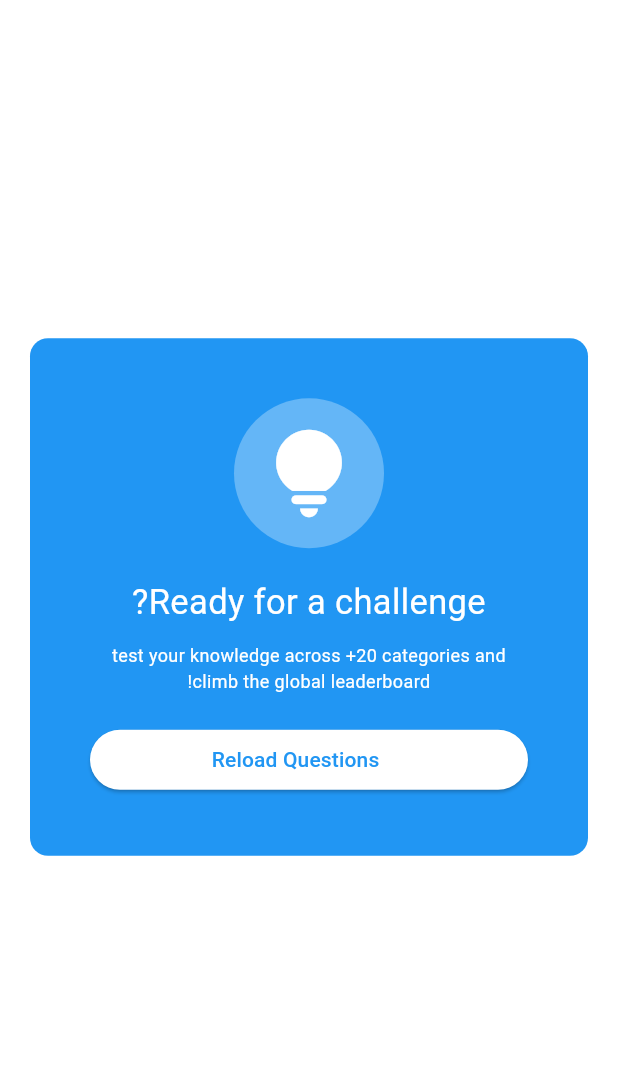
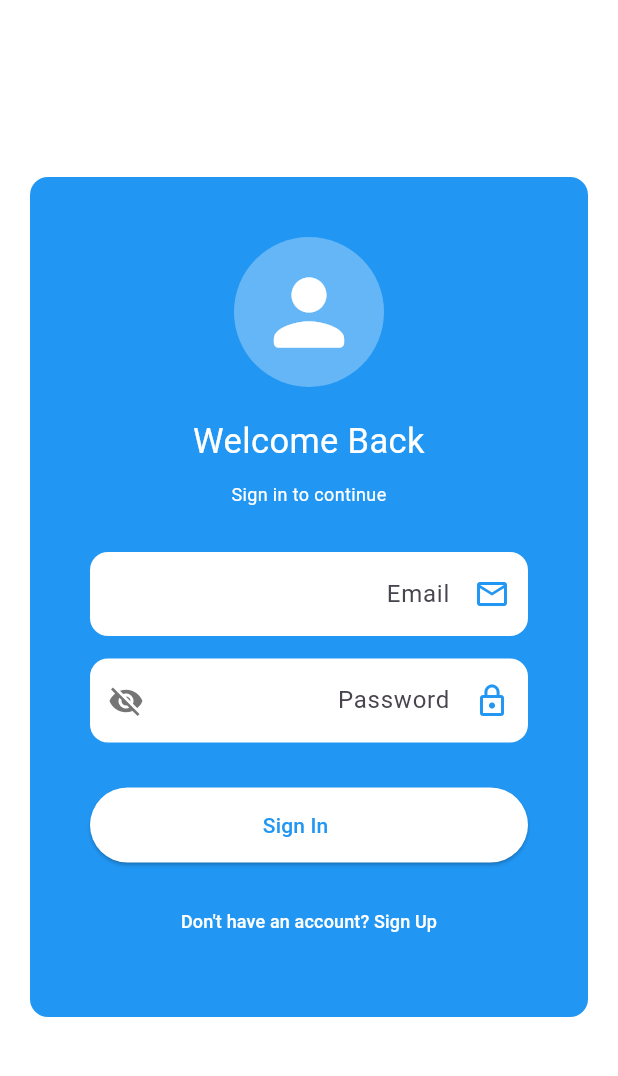
Before and after one commit to Adlywagdy/quiz_app, a Flutter app: the screen it shows after launch, on a phone screen of 412 x 824 dp, the part 63-1139 px from its top. Run offline on Flutter 3.47's test engine with Material 3 defaults, Android fonts, the phone set to English and light mode, and no system bars; our stand-ins replace cloud_firestore, firebase_auth, firebase_core, flutter_bloc; accounts and stored records are empty.

Commit message:
feat: implement authentication feature with login and signup functionality

```diff
--- /dev/null
+++ b/lib/features/auth_feature/cubit/login_cubit.dart
@@ -0,0 +1,54 @@
+import 'package:firebase_auth/firebase_auth.dart';
+import 'package:flutter_bloc/flutter_bloc.dart';
+import 'login_states.dart';
+
+class LoginCubit extends Cubit<LoginStates> {
+  final FirebaseAuth _auth = FirebaseAuth.instance;
+
+  LoginCubit() : super(LoginInitialState());
+
+  Future<void> login(String email, String password) async {
+    emit(LoginLoadingState());
+    try {
+      final credential = await _auth.signInWithEmailAndPassword(
+        email: email,
+        password: password,
+      );
+      emit(LoginSuccessState(credential.user!.uid));
+    } on FirebaseAuthException catch (e) {
+      emit(LoginFailureState(_getErrorMessage(e.code)));
+    }
+  }
+
+  Future<void> signup(String email, String password) async {
+    emit(SignupLoadingState());
+    try {
+      final credential = await _auth.createUserWithEmailAndPassword(
+        email: email,
+        password: password,
+      );
+      emit(SignupSuccessState(credential.user!.uid));
+    } on FirebaseAuthException catch (e) {
+      emit(SignupFailureState(_getErrorMessage(e.code)));
+    }
+  }
+
+  String _getErrorMessage(String code) {
+    switch (code) {
+      case 'user-not-found':
+        return 'No user found with this email';
+      case 'wrong-password':
+        return 'Wrong password';
+      case 'email-already-in-use':
+        return 'This email is already registered';
+      case 'invalid-email':
+        return 'Invalid email address';
+      case 'weak-password':
+        return 'Password should be at least 6 characters';
+      case 'user-disabled':
+        return 'This user has been disabled';
+      default:
+        return 'An error occurred. Please try again';
+    }
+  }
+}
--- /dev/null
+++ b/lib/features/auth_feature/cubit/login_states.dart
@@ -0,0 +1,27 @@
+abstract class LoginStates {}
+
+class LoginInitialState extends LoginStates {}
+
+class LoginLoadingState extends LoginStates {}
+
+class LoginSuccessState extends LoginStates {
+  final String uid;
+  LoginSuccessState(this.uid);
+}
+
+class LoginFailureState extends LoginStates {
+  final String errorMessage;
+  LoginFailureState(this.errorMessage);
+}
+
+class SignupLoadingState extends LoginStates {}
+
+class SignupSuccessState extends LoginStates {
+  final String uid;
+  SignupSuccessState(this.uid);
+}
+
+class SignupFailureState extends LoginStates {
+  final String errorMessage;
+  SignupFailureState(this.errorMessage);
+}
--- /dev/null
+++ b/lib/features/auth_feature/screens/login_screen.dart
@@ -0,0 +1,217 @@
+import 'package:flutter/material.dart';
+import 'package:flutter_bloc/flutter_bloc.dart';
+import 'package:quiz_app/core/consts.dart';
+import 'package:quiz_app/features/auth_feature/cubit/login_cubit.dart';
+import 'package:quiz_app/features/auth_feature/cubit/login_states.dart';
+import 'package:quiz_app/features/quiz_feature/screens/homescreen.dart';
+import 'package:quiz_app/features/quiz_feature/widgets/custombutton.dart';
+import 'package:quiz_app/features/quiz_feature/widgets/customicon.dart';
+
+class LoginScreen extends StatefulWidget {
+  const LoginScreen({super.key});
+
+  @override
+  State<LoginScreen> createState() => _LoginScreenState();
+}
+
+class _LoginScreenState extends State<LoginScreen> {
+  bool isLogin = true;
+  final _emailController = TextEditingController();
+  final _passwordController = TextEditingController();
+  final _formKey = GlobalKey<FormState>();
+  bool _obscurePassword = true;
+
+  @override
+  void dispose() {
+    _emailController.dispose();
+    _passwordController.dispose();
+    super.dispose();
+  }
+
+  @override
+  Widget build(BuildContext context) {
+    return BlocProvider(
+      create: (context) => LoginCubit(),
+      child: Scaffold(
+        appBar: AppBar(
+          title: Text(
+            "Quiz Master",
+            style: TextStyle(color: AppConsts.primarycolor),
+          ),
+          centerTitle: true,
+        ),
+        body: BlocConsumer<LoginCubit, LoginStates>(
+          listener: (context, state) {
+            if (state is LoginSuccessState || state is SignupSuccessState) {
+              Navigator.pushAndRemoveUntil(
+                context,
+                MaterialPageRoute(builder: (context) => HomeScreen()),
+                (route) => false,
+              );
+            } else if (state is LoginFailureState) {
+              ScaffoldMessenger.of(context).showSnackBar(
+                SnackBar(
+                  content: Text(state.errorMessage),
+                  backgroundColor: Colors.red,
+                ),
+              );
+            } else if (state is SignupFailureState) {
+              ScaffoldMessenger.of(context).showSnackBar(
+                SnackBar(
+                  content: Text(state.errorMessage),
+                  backgroundColor: Colors.red,
+                ),
+              );
+            }
+          },
+          builder: (context, state) {
+            final isLoading = state is LoginLoadingState || state is SignupLoadingState;
+
+            return Center(
+              child: SingleChildScrollView(
+                child: Container(
+                  margin: EdgeInsets.all(20),
+                  padding: EdgeInsets.all(40),
+                  decoration: BoxDecoration(
+                    borderRadius: BorderRadius.circular(12),
+                    color: AppConsts.primarycolor,
+                  ),
+                  child: Form(
+                    key: _formKey,
+                    child: Column(
+                      mainAxisSize: MainAxisSize.min,
+                      children: [
+                        CustomIcon(radius: 50, icon: Icons.person_rounded),
+                        SizedBox(height: 20),
+                        Text(
+                          isLogin ? "Welcome Back" : "Create Account",
+                          style: TextStyle(
+                            fontSize: 23,
+                            color: AppConsts.secondarycolor,
+                          ),
+                        ),
+                        SizedBox(height: 10),
+                        Text(
+                          isLogin
+                              ? "Sign in to continue"
+                              : "Sign up to get started",
+                          textAlign: TextAlign.center,
+                          style: TextStyle(
+                            fontSize: 12,
+                            color: AppConsts.secondarycolor,
+                          ),
+                        ),
+                        SizedBox(height: 30),
+                        Container(
+                          decoration: BoxDecoration(
+                            color: AppConsts.secondarycolor,
+                            borderRadius: BorderRadius.circular(12),
+                          ),
+                          child: TextFormField(
+                            controller: _emailController,
+                            keyboardType: TextInputType.emailAddress,
+                            decoration: InputDecoration(
+                              hintText: "Email",
+                              prefixIcon: Icon(Icons.email_outlined, color: AppConsts.primarycolor),
+                              border: OutlineInputBorder(borderRadius: BorderRadius.circular(12)),
+                              enabledBorder: OutlineInputBorder(borderRadius: BorderRadius.circular(12), borderSide: BorderSide.none),
+                              focusedBorder: OutlineInputBorder(borderRadius: BorderRadius.circular(12), borderSide: BorderSide(color: AppConsts.primarycolor)),
+                            ),
+                            validator: (value) {
+                              if (value == null || value.isEmpty) {
+                                return 'Please enter your email';
+                              } else if (!value.contains('@')) {
+                                return 'Please enter a valid email';
+                              }
+                              return null;
+                            },
+                          ),
+                        ),
+                        SizedBox(height: 15),
+                        Container(
+                          decoration: BoxDecoration(
+                            color: AppConsts.secondarycolor,
+                            borderRadius: BorderRadius.circular(12),
+                          ),
+                          child: TextFormField(
+                            controller: _passwordController,
+                            obscureText: _obscurePassword,
+                            decoration: InputDecoration(
+                              hintText: "Password",
+                              prefixIcon: Icon(Icons.lock_outline, color: AppConsts.primarycolor),
+                              suffixIcon: IconButton(
+                                icon: Icon(_obscurePassword ? Icons.visibility_off : Icons.visibility, color: AppConsts.greycolor),
+                                onPressed: () {
+                                  setState(() {
+                                    _obscurePassword = !_obscurePassword;
+                                  });
+                                },
+                              ),
+                              border: OutlineInputBorder(borderRadius: BorderRadius.circular(12)),
+                              enabledBorder: OutlineInputBorder(borderRadius: BorderRadius.circular(12), borderSide: BorderSide.none),
+                              focusedBorder: OutlineInputBorder(borderRadius: BorderRadius.circular(12), borderSide: BorderSide(color: AppConsts.primarycolor)),
+                            ),
+                            validator: (value) {
+                              if (value == null || value.isEmpty) {
+                                return 'Please enter your password';
+                              } else if (value.length < 6) {
+                                return 'Password must be at least 6 characters';
+                              }
+                              return null;
+                            },
+                          ),
+                        ),
+                        SizedBox(height: 30),
+                        if (isLoading)
+                          CircularProgressIndicator(color: AppConsts.secondarycolor)
+                        else
+                          CustomButton(
+                            text: isLogin ? "Sign In" : "Sign Up",
+                            backgroundColor: AppConsts.secondarycolor,
+                            textColor: AppConsts.primarycolor,
+                            fixedSize: WidgetStatePropertyAll(Size(double.maxFinite, 50)),
+                            onPressed: () {
+                              if (_formKey.currentState!.validate()) {
+                                if (isLogin) {
+                                  context.read<LoginCubit>().login(
+                                    _emailController.text.trim(),
+                                    _passwordController.text.trim(),
+                                  );
+                                } else {
+                                  context.read<LoginCubit>().signup(
+                                    _emailController.text.trim(),
+                                    _passwordController.text.trim(),
+                                  );
+                                }
+                              }
+                            },
+                          ),
+                        SizedBox(height: 15),
+                        TextButton(
+                          onPressed: () {
+                            setState(() {
+                              isLogin = !isLogin;
+                            });
+                          },
+                          child: Text(
+                            isLogin
+                                ? "Don't have an account? Sign Up"
+                                : "Already have an account? Sign In",
+                            style: TextStyle(
+                              color: AppConsts.secondarycolor,
+                              fontSize: 12,
+                            ),
+                          ),
+                        ),
+                      ],
+                    ),
+                  ),
+                ),
+              ),
+            );
+          },
+        ),
+      ),
+    );
+  }
+}
--- a/lib/main.dart
+++ b/lib/main.dart
@@ -4,7 +4,7 @@ import 'package:flutter_bloc/flutter_bloc.dart';
 import 'package:quiz_app/core/consts.dart';
 import 'package:quiz_app/firebase_options.dart';
 import 'package:quiz_app/features/quiz_feature/cubit/cubit/quiz_cubit.dart';
-import 'package:quiz_app/features/quiz_feature/screens/homescreen.dart';
+import 'package:quiz_app/features/auth_feature/screens/login_screen.dart';
 import 'package:quiz_app/l10n/generated/app_localizations.dart';
 
 Future<void> main() async {
@@ -30,7 +30,7 @@ class QuizApp extends StatelessWidget {
           appBarTheme: AppBarTheme(backgroundColor: AppConsts.secondarycolor),
           scaffoldBackgroundColor: AppConsts.secondarycolor,
         ),
-        home: HomeScreen(),
+        home: LoginScreen(),
       ),
     );
   }
--- a/pubspec.yaml
+++ b/pubspec.yaml
@@ -39,7 +39,7 @@ dependencies:
   flutter_bloc: ^9.1.1
   firebase_core: ^4.7.0
   cloud_firestore: ^6.3.0
-  firebase_auth: ^5.6.0
+  firebase_auth: ^6.4.0
 
 dev_dependencies:
   flutter_test:
```
Also changed, not shown: pubspec.lock, 3 other files.
